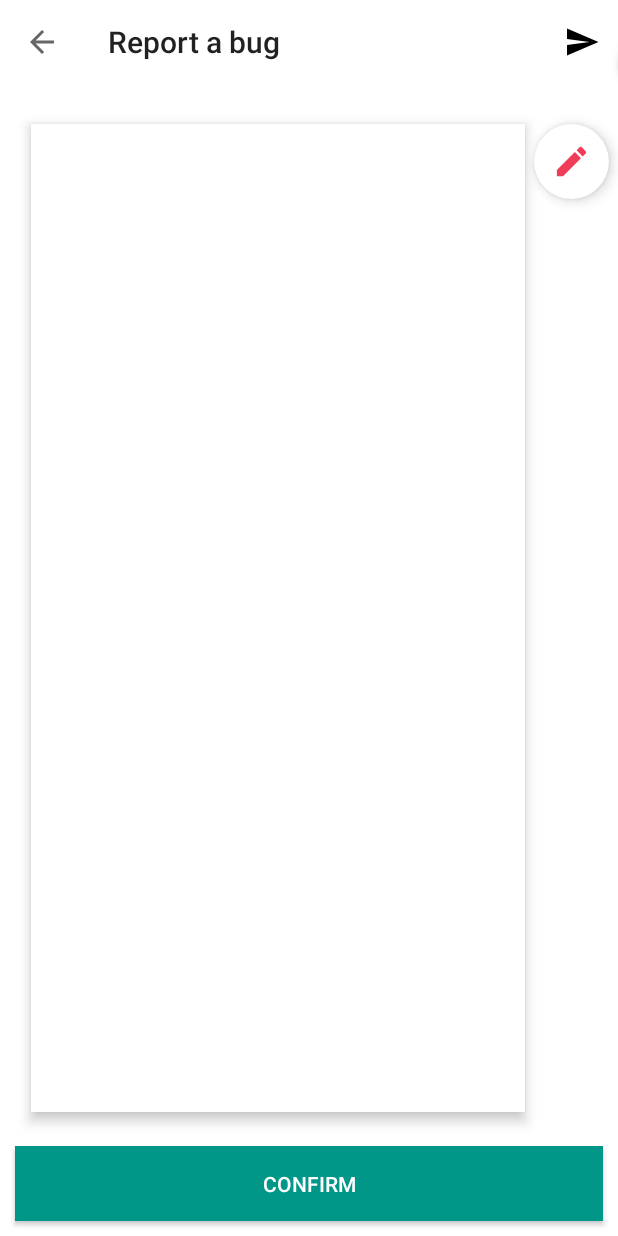
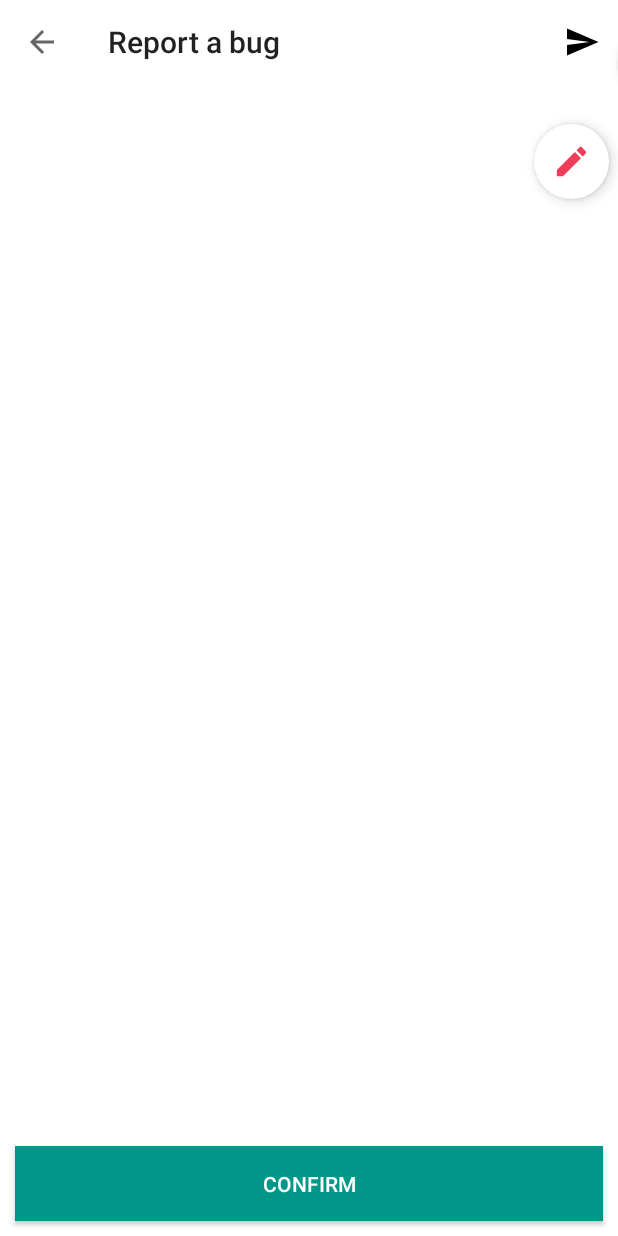
Before and after one commit to GrioSF/bugsnap-android, an Android app: the ReportActivity screen opened directly, with no data from a screen before it, on a phone screen of 412 x 824 dp. Run offline under Robolectric (Android 15) with nearby library versions, the phone set to English and light mode, and no system bars; our stand-ins replace Dagger/Hilt's generated code; 1 statement that could not run was skipped.

Commit message:
move image view to annotator

```diff
--- a/lib/src/main/java/com/grio/lib/features/editor/views/ScreenAnnotator.kt
+++ b/lib/src/main/java/com/grio/lib/features/editor/views/ScreenAnnotator.kt
@@ -1,13 +1,11 @@
 package com.grio.lib.features.editor.views
 
 import android.content.Context
-import android.graphics.Canvas
-import android.graphics.Color
-import android.graphics.Paint
-import android.graphics.Path
+import android.graphics.*
 import android.util.AttributeSet
 import android.view.MotionEvent
 import android.view.View
+import android.widget.ImageView
 
 /**
  * View that allows for simple drawing onto the screen
@@ -19,6 +17,7 @@ class ScreenAnnotator @JvmOverloads constructor(
     // Graphics
     private var brush = Paint()
     private var annotations = arrayListOf<Annotation>()
+    private val screenshot = ImageView(context)
 
     // State
     private var paintColor = "#000000"
@@ -27,7 +26,7 @@ class ScreenAnnotator @JvmOverloads constructor(
     private var xCurrent = 0f
     private var yCurrent = 0f
 
-    lateinit var listener: Listener
+    private lateinit var listener: Listener
 
     init {
         brush.apply {
@@ -61,7 +60,15 @@ class ScreenAnnotator @JvmOverloads constructor(
         for (annotation in annotations) {
             brush.color = Color.parseColor(annotation.color)
             canvas?.drawPath(annotation.drawnPath, brush)
+
         }
+    }
+
+    /**
+     * Set screenshot to annotator
+     */
+    fun setScreenshot(screenshotToAnnotate: Bitmap?) {
+        screenshot.setImageBitmap(screenshotToAnnotate)
     }
 
     /**
--- a/lib/src/main/java/com/grio/lib/features/report/ReportActivity.kt
+++ b/lib/src/main/java/com/grio/lib/features/report/ReportActivity.kt
@@ -33,8 +33,6 @@ class ReportActivity : BaseActivity() {
         super.onCreate(savedInstanceState)
         setContentView(R.layout.a_report)
         DaggerInjector.getComponent().inject(this)
-
-
 
         setupToolbar()
         setupScreenAnnotator()
@@ -129,9 +127,7 @@ class ReportActivity : BaseActivity() {
      */
     private fun setScreenshotToHolder() {
         val bitmap = DataHolder.data
-        screenshotHolder.setImageBitmap(bitmap)
-
-
+        screenAnnotator.setScreenshot(bitmap)
     }
 
 
--- a/lib/src/main/res/layout/a_report.xml
+++ b/lib/src/main/res/layout/a_report.xml
@@ -15,18 +15,18 @@
             app:layout_constraintStart_toStartOf="parent"
             app:layout_constraintEnd_toEndOf="parent"/>
 
-    <ImageView
-            android:id="@+id/screenshotHolder"
-            android:layout_width="0dp"
-            android:layout_height="0dp"
-            android:scaleType="fitXY"
-            android:background="@android:color/white"
-            android:elevation="5dp"
-            android:contentDescription="@string/screenshot_of_bug"
-            app:layout_constraintBottom_toBottomOf="@id/guidelineBottom"
-            app:layout_constraintStart_toStartOf="@id/guidelineStart"
-            app:layout_constraintEnd_toEndOf="@id/guidelineEnd"
-            app:layout_constraintTop_toTopOf="@id/guidelineTop"/>
+    <!--<ImageView-->
+            <!--android:id="@+id/screenshotHolder"-->
+            <!--android:layout_width="0dp"-->
+            <!--android:layout_height="0dp"-->
+            <!--android:scaleType="fitXY"-->
+            <!--android:background="@android:color/white"-->
+            <!--android:elevation="5dp"-->
+            <!--android:contentDescription="@string/screenshot_of_bug"-->
+            <!--app:layout_constraintBottom_toBottomOf="@id/guidelineBottom"-->
+            <!--app:layout_constraintStart_toStartOf="@id/guidelineStart"-->
+            <!--app:layout_constraintEnd_toEndOf="@id/guidelineEnd"-->
+            <!--app:layout_constraintTop_toTopOf="@id/guidelineTop"/>-->
 
     <com.grio.lib.features.editor.views.ScreenAnnotator
             android:id="@+id/screenAnnotator"
```
